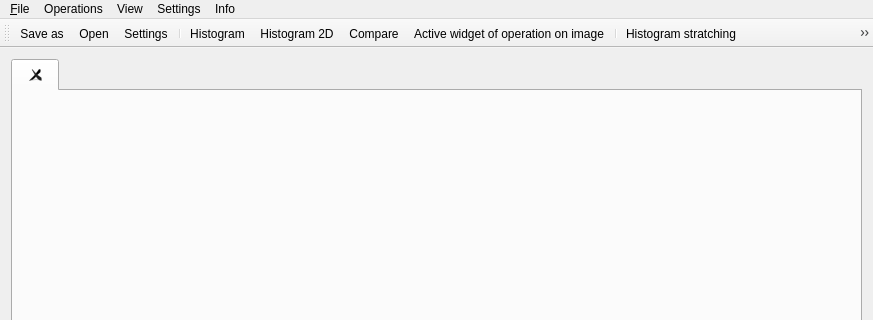
Above: UI/mainwindow.ui from Shadasviar/APOD before the change; both pictures show x 0 to 873 and y 0 to 320 of the 873 by 649 pixel window. Below: the same form after it.
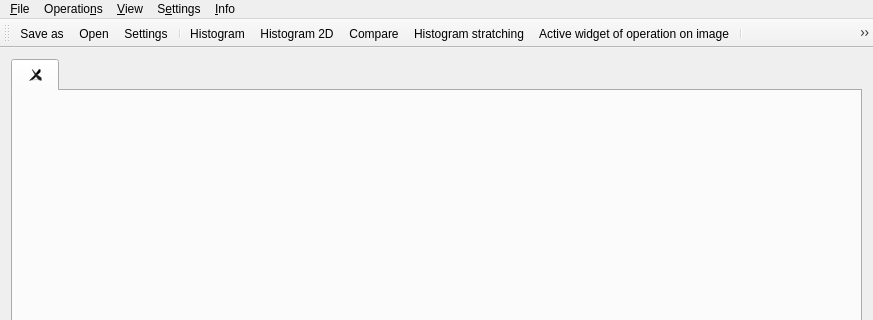
That is the form after the change. Icons and pictures are not drawn.

Commit message: Add scalable images to the binary operation

The edit to the form file:
```diff
--- a/UI/mainwindow.ui
+++ b/UI/mainwindow.ui
@@ -66,7 +66,7 @@
      <x>0</x>
      <y>0</y>
      <width>873</width>
-     <height>29</height>
+     <height>36</height>
     </rect>
    </property>
    <widget class="QMenu" name="menuFile">
@@ -79,7 +79,7 @@
    </widget>
    <widget class="QMenu" name="menuEdit">
     <property name="title">
-     <string>Operations</string>
+     <string>Operatio&amp;ns</string>
     </property>
     <widget class="QMenu" name="menuHistogram">
      <property name="title">
@@ -107,7 +107,7 @@
    </widget>
    <widget class="QMenu" name="menuView">
     <property name="title">
-     <string>View</string>
+     <string>&amp;View</string>
     </property>
     <addaction name="actionHistogram"/>
     <addaction name="actionHistogram_2D"/>
@@ -116,13 +116,13 @@
    </widget>
    <widget class="QMenu" name="menuInfo">
     <property name="title">
-     <string>Info</string>
+     <string>&amp;Info</string>
     </property>
     <addaction name="actionAbout_program"/>
    </widget>
    <widget class="QMenu" name="menuSettings">
     <property name="title">
-     <string>Settings</string>
+     <string>S&amp;ettings</string>
     </property>
     <widget class="QMenu" name="menuMenu_bar">
      <property name="title">
@@ -165,9 +165,9 @@
    <addaction name="actionHistogram"/>
    <addaction name="actionHistogram_2D"/>
    <addaction name="actionCompare"/>
-   <addaction name="actionActive_widget_of_operation_on_image"/>
-   <addaction name="separator"/>
    <addaction name="actionHistogram_stratching"/>
+   <addaction name="actionActive_widget_of_operation_on_image"/>
+   <addaction name="separator"/>
    <addaction name="actionHistogram_equalization"/>
    <addaction name="separator"/>
    <addaction name="actionSingle_Argument_Operation"/>
@@ -185,7 +185,7 @@
     </iconset>
    </property>
    <property name="text">
-    <string>Open</string>
+    <string>&amp;Open</string>
    </property>
    <property name="shortcut">
     <string>Ctrl+O</string>
@@ -197,7 +197,7 @@
      <normaloff>:/Resources/exit.png</normaloff>:/Resources/exit.png</iconset>
    </property>
    <property name="text">
-    <string>Exit</string>
+    <string>&amp;Exit</string>
    </property>
    <property name="shortcut">
     <string>Ctrl+E</string>
@@ -212,7 +212,7 @@
      <normaloff>:/Resources/Histogram-512.png</normaloff>:/Resources/Histogram-512.png</iconset>
    </property>
    <property name="text">
-    <string>Histogram</string>
+    <string>&amp;Histogram</string>
    </property>
    <property name="toolTip">
     <string>Histogram is function which show how much pixels of image has bright's level of value on X asix</string>
@@ -227,7 +227,7 @@
      <normaloff>:/Resources/expand.png</normaloff>:/Resources/expand.png</iconset>
    </property>
    <property name="text">
-    <string>Histogram stratching</string>
+    <string>&amp;Histogram stratching</string>
    </property>
   </action>
   <action name="actionHistogram_equalization">
@@ -236,7 +236,7 @@
      <normaloff>:/Resources/Histogrameq.png</normaloff>:/Resources/Histogrameq.png</iconset>
    </property>
    <property name="text">
-    <string>Histogram equalization</string>
+    <string>Histogram &amp;equalization</string>
    </property>
   </action>
   <action name="actionSingle_Argument_Operation">
@@ -245,7 +245,7 @@
      <normaloff>:/Resources/Line-Chart-512.png</normaloff>:/Resources/Line-Chart-512.png</iconset>
    </property>
    <property name="text">
-    <string>Single argument operation</string>
+    <string>&amp;Single argument operation</string>
    </property>
    <property name="toolTip">
     <string>Editable line of brigthness level mutation</string>
@@ -258,7 +258,7 @@
     </iconset>
    </property>
    <property name="text">
-    <string>Multiple arguments operation</string>
+    <string>&amp;Multiple arguments operation</string>
    </property>
    <property name="toolTip">
     <string>Set of operations on one pixel from one or more images</string>
@@ -291,7 +291,7 @@
     </iconset>
    </property>
    <property name="text">
-    <string>Filters </string>
+    <string>&amp;Filters </string>
    </property>
    <property name="toolTip">
     <string>Convolution matrix based filters</string>
@@ -314,7 +314,7 @@
      <normaloff>:/Resources/3d.png</normaloff>:/Resources/3d.png</iconset>
    </property>
    <property name="text">
-    <string>Histogram 2D</string>
+    <string>Histogram &amp;2D</string>
    </property>
   </action>
   <action name="actionActive_widget_of_operation_on_image">
@@ -326,7 +326,7 @@
      <normaloff>:/Resources/creative-process.png</normaloff>:/Resources/creative-process.png</iconset>
    </property>
    <property name="text">
-    <string>Active widget of operation on image</string>
+    <string>&amp;Active widget of operation on image</string>
    </property>
   </action>
   <action name="actionSave">
@@ -335,7 +335,7 @@
      <normaloff>:/Resources/save-icon-silhouette.png</normaloff>:/Resources/save-icon-silhouette.png</iconset>
    </property>
    <property name="text">
-    <string>Save as</string>
+    <string>&amp;Save as</string>
    </property>
    <property name="toolTip">
     <string>Save image as</string>
@@ -350,7 +350,7 @@
      <normaloff>:/Resources/settings.png</normaloff>:/Resources/settings.png</iconset>
    </property>
    <property name="text">
-    <string>Settings</string>
+    <string>&amp;Settings</string>
    </property>
   </action>
   <action name="actionCompare">
@@ -363,7 +363,7 @@
     </iconset>
    </property>
    <property name="text">
-    <string>Compare</string>
+    <string>&amp;Compare</string>
    </property>
   </action>
  </widget>
```
Left out of the diff: 21 changed lines with no effect on the pictures. The commit also changes 11 other files.
